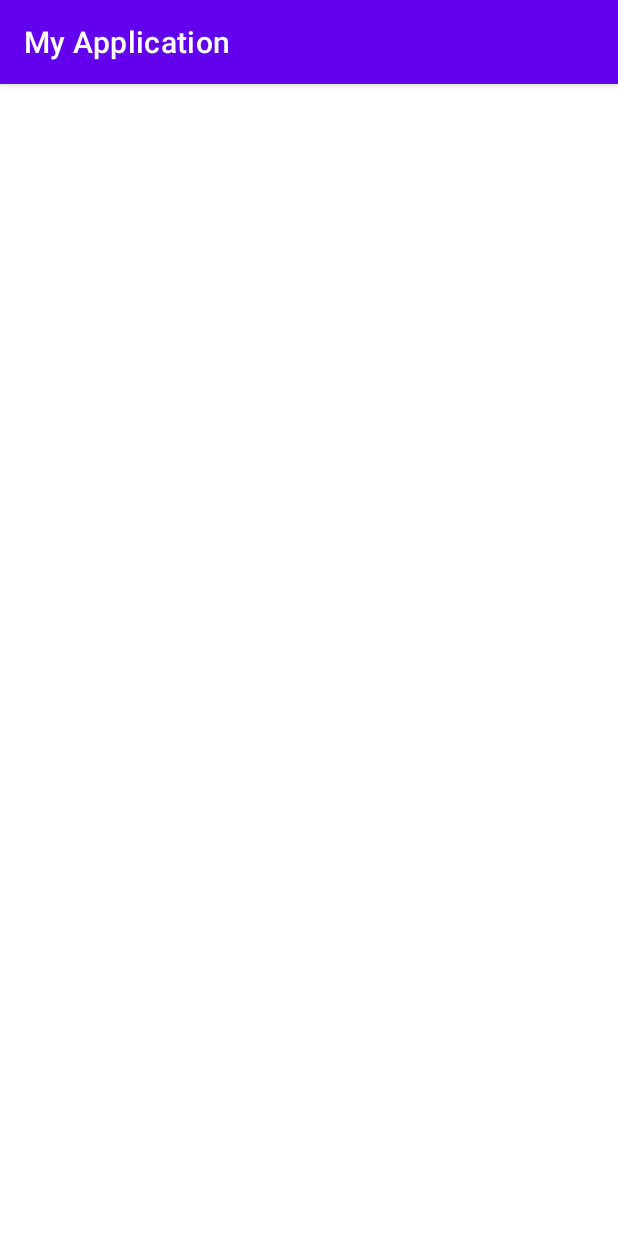
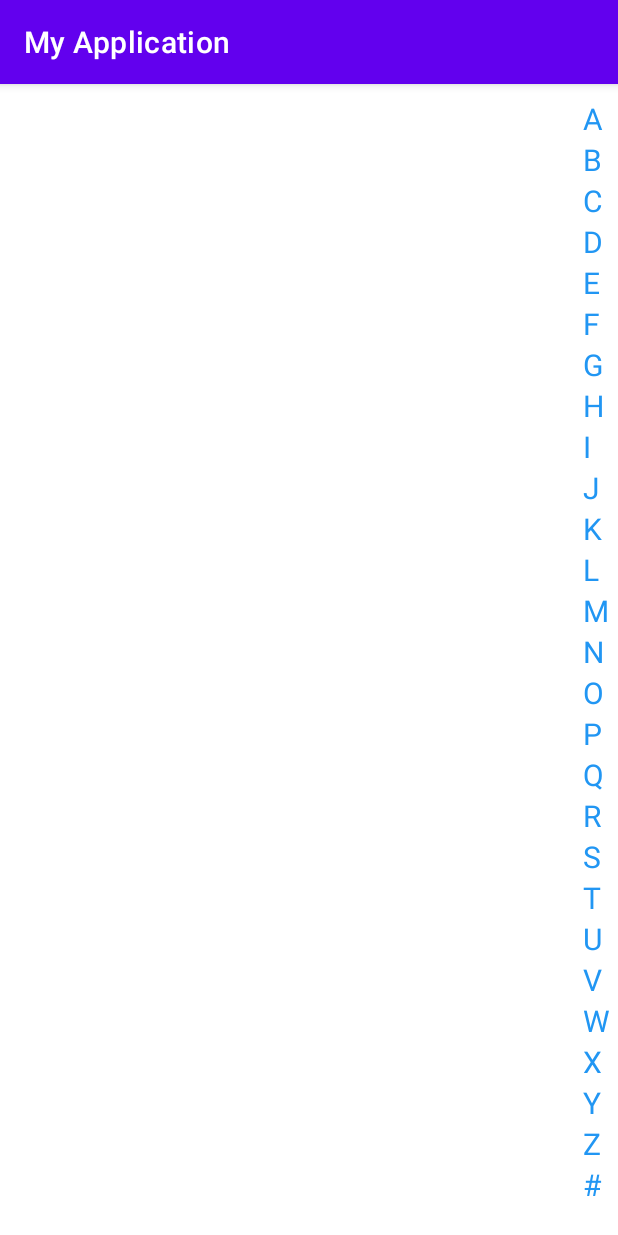
Before and after one commit to yangjinghua01/AndroidDiyView, an Android app: the screen it shows after launch (MainActivity before the commit, CityPickActivity after it), on a phone screen of 412 x 824 dp. Run offline under Robolectric (Android 15) with nearby library versions, the phone set to English and light mode, and no system bars.

```diff
--- a/app/src/main/AndroidManifest.xml
+++ b/app/src/main/AndroidManifest.xml
@@ -9,8 +9,9 @@
         android:roundIcon="@mipmap/ic_launcher_round"
         android:supportsRtl="true"
         android:theme="@style/Theme.MyApplication">
-        <activity android:name=".ViewPageActivity"></activity>
-        <activity android:name=".MainActivity">
+        <activity android:name=".MainActivity"></activity>
+        <activity android:name=".ViewPageActivity" />
+        <activity android:name=".CityPickActivity">
             <intent-filter>
                 <action android:name="android.intent.action.MAIN" />
 
--- /dev/null
+++ b/app/src/main/java/com/rgsc/myapplication/CityPickActivity.java
@@ -0,0 +1,14 @@
+package com.rgsc.myapplication;
+
+import androidx.appcompat.app.AppCompatActivity;
+
+import android.os.Bundle;
+
+public class CityPickActivity extends AppCompatActivity {
+
+    @Override
+    protected void onCreate(Bundle savedInstanceState) {
+        super.onCreate(savedInstanceState);
+        setContentView(R.layout.activity_city_pick);
+    }
+}
--- a/app/src/main/java/com/rgsc/myapplication/LetterSideBar.java
+++ b/app/src/main/java/com/rgsc/myapplication/LetterSideBar.java
@@ -1,4 +1,89 @@
 package com.rgsc.myapplication;
 
-public class LetterSideBar {
+import android.content.Context;
+import android.content.res.TypedArray;
+import android.graphics.Canvas;
+import android.graphics.Color;
+import android.graphics.Paint;
+import android.util.AttributeSet;
+import android.util.TypedValue;
+import android.view.MotionEvent;
+import android.view.View;
+
+import androidx.annotation.Nullable;
+
+/**
+ * 侧边字母栏
+ */
+public class LetterSideBar extends View {
+    private Paint mPaint;
+    private int barTextColor = Color.BLUE;
+    private int barTextSize = 20;
+    private int barSelectColor = Color.BLACK;
+    public static String[] letters = {"A", "B", "C", "D", "E", "F", "G", "H", "I",
+            "J", "K", "L", "M", "N", "O", "P", "Q", "R", "S", "T", "U", "V",
+            "W", "X", "Y", "Z", "#"};
+
+    public LetterSideBar(Context context) {
+        this(context, null);
+    }
+
+    public LetterSideBar(Context context, @Nullable AttributeSet attrs) {
+        this(context, attrs, 0);
+    }
+
+    public LetterSideBar(Context context, @Nullable AttributeSet attrs, int defStyleAttr) {
+        super(context, attrs, defStyleAttr);
+        TypedArray typedArray = context.obtainStyledAttributes(attrs, R.styleable.LetterSideBar);
+        barTextColor = typedArray.getColor(R.styleable.LetterSideBar_barTextColor, barTextColor);
+        barSelectColor = typedArray.getColor(R.styleable.LetterSideBar_barSelectColor, barSelectColor);
+//       <attr name="roundWidth" format="dimension" /> 获取xml样式里的dimension属性的时候应该用getDimensionPixelSize 不然报错很麻烦
+        barTextSize = (int) typedArray.getDimensionPixelSize(R.styleable.PropressBar_roundWidth, sp2px(barTextSize));
+        mPaint = new Paint();
+        mPaint.setAntiAlias(true);
+        mPaint.setTextSize(barTextSize);
+        mPaint.setColor(barTextColor);
+    }
+
+    //    sp 转 px
+    private int sp2px(float sp) {
+        return (int) TypedValue.applyDimension(TypedValue.COMPLEX_UNIT_SP, sp, getResources().getDisplayMetrics());
+    }
+
+    private float dip2px(int dip) {
+        return TypedValue.applyDimension(TypedValue.COMPLEX_UNIT_DIP, dip, getResources().getDisplayMetrics());
+    }
+
+    @Override
+    protected void onMeasure(int widthMeasureSpec, int heightMeasureSpec) {
+        super.onMeasure(widthMeasureSpec, heightMeasureSpec);
+        int textWidth = (int) mPaint.measureText("A");
+//        计算指定宽度 =左右的padding + 字母的宽度(取决于画笔)
+        int width = getPaddingLeft() + getPaddingRight() + textWidth;
+//        高度不需要计算可以直接获取
+        int height = MeasureSpec.getSize(heightMeasureSpec);
+        setMeasuredDimension(width, height);
+    }
+
+    @Override
+    protected void onDraw(Canvas canvas) {
+        super.onDraw(canvas);
+//        画26个字母
+        for (int i = 0; i < letters.length; i++) {
+            int itemHeight = (getHeight() - getPaddingTop() - getPaddingBottom()) / letters.length;
+//            基线  ---->  知道每个字母的中心位置    第一个字母字母高度的一半 第二个前面的加上 自己的一半
+            int LetterCenterY = itemHeight / 2 + i * itemHeight + getPaddingTop();
+            Paint.FontMetricsInt fontMetricsInt = mPaint.getFontMetricsInt();
+            int dy = (int) ((fontMetricsInt.bottom - fontMetricsInt.top) / 2 - fontMetricsInt.bottom);
+            int baseLine = LetterCenterY + dy;
+            canvas.drawText(letters[i], getPaddingLeft(), baseLine, mPaint);
+        }
+
+
+    }
+
+    @Override
+    public boolean onTouchEvent(MotionEvent event) {
+        return true;
+    }
 }
--- /dev/null
+++ b/app/src/main/res/layout/activity_city_pick.xml
@@ -0,0 +1,16 @@
+<?xml version="1.0" encoding="utf-8"?>
+<RelativeLayout xmlns:android="http://schemas.android.com/apk/res/android"
+    xmlns:app="http://schemas.android.com/apk/res-auto"
+    xmlns:tools="http://schemas.android.com/tools"
+    android:layout_width="match_parent"
+    android:layout_height="match_parent"
+    tools:context=".CityPickActivity">
+
+    <com.rgsc.myapplication.LetterSideBar
+        android:layout_width="wrap_content"
+        android:layout_height="match_parent"
+        android:layout_alignParentEnd="true"
+        android:padding="10dp"
+        app:barTextColor="@color/blue"
+        app:barTextSize="20sp" />
+</RelativeLayout>
--- a/app/src/main/res/layout/activity_main.xml
+++ b/app/src/main/res/layout/activity_main.xml
@@ -4,7 +4,6 @@
     xmlns:tools="http://schemas.android.com/tools"
     android:layout_width="match_parent"
     android:layout_height="match_parent"
-    android:gravity="center"
     android:orientation="vertical"
     tools:context=".MainActivity">
 
@@ -99,4 +98,5 @@
         android:visibility="gone"
         android:layout_width="wrap_content"
         android:layout_height="wrap_content"/>
+
 </LinearLayout>
--- a/app/src/main/res/values/attrs.xml
+++ b/app/src/main/res/values/attrs.xml
@@ -41,4 +41,9 @@
         <attr name="starFocus" format="reference"/>
         <attr name="gradeNumber" format="integer"/>
     </declare-styleable>
+    <declare-styleable name="LetterSideBar">
+        <attr name="barTextColor" format="color"/>
+        <attr name="barTextSize" format="dimension"/>
+        <attr name="barSelectColor" format="color"/>
+    </declare-styleable>
 </resources>
```
